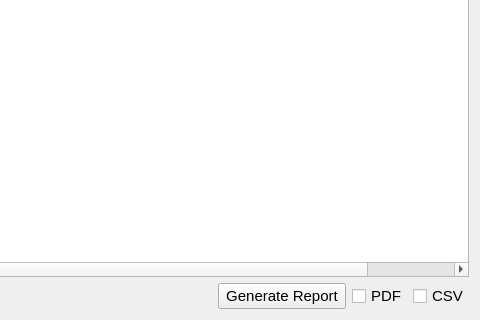
Before: the Qt Designer form estorecpp/overallstockitemreport.ui in Watti/estorecpp, drawn with Qt 5; both pictures show x 177 to 657 and y 242 to 562 of the 657 by 562 pixel window.
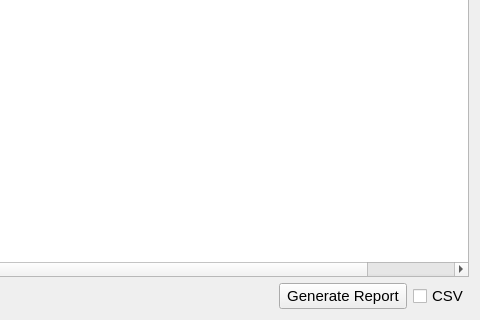
After: the same form once the commit is applied.

What changed in the file:
```diff
--- a/estorecpp/overallstockitemreport.ui
+++ b/estorecpp/overallstockitemreport.ui
@@ -118,13 +118,6 @@
        </property>
       </widget>
      </item>
-     <item>
-      <widget class="QCheckBox" name="pdf">
-       <property name="text">
-        <string>PDF</string>
-       </property>
-      </widget>
-     </item>
      <item>
       <widget class="QCheckBox" name="csv">
        <property name="text">
```
Left out of the diff: 7 changed lines with no effect on the pictures.
